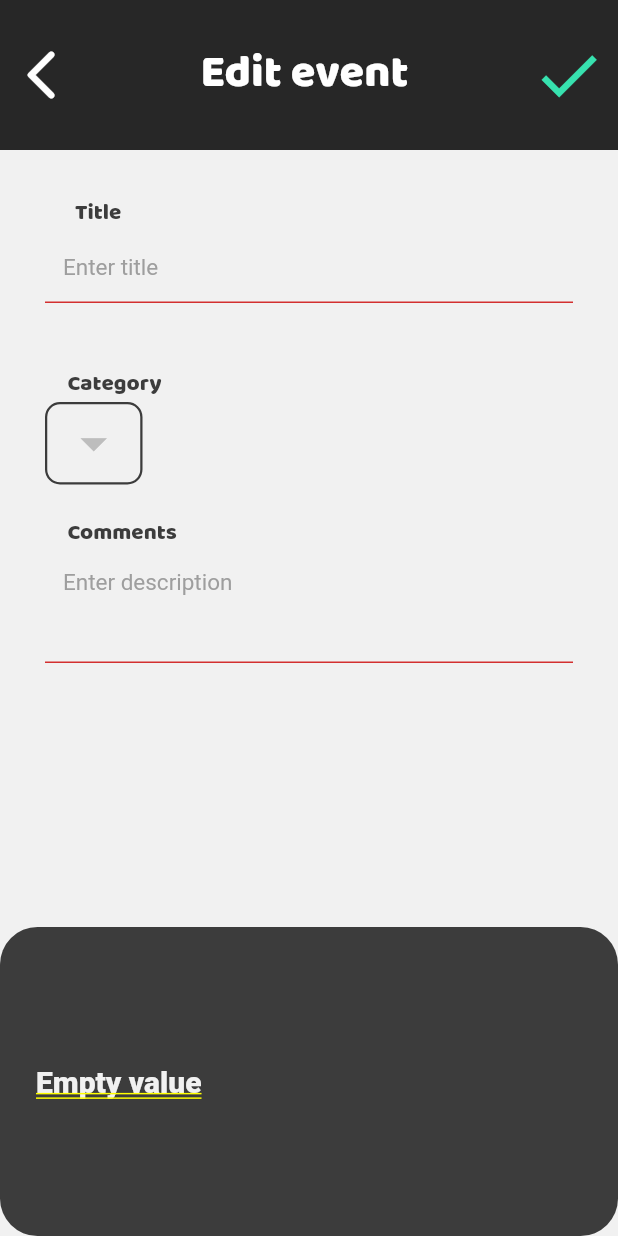
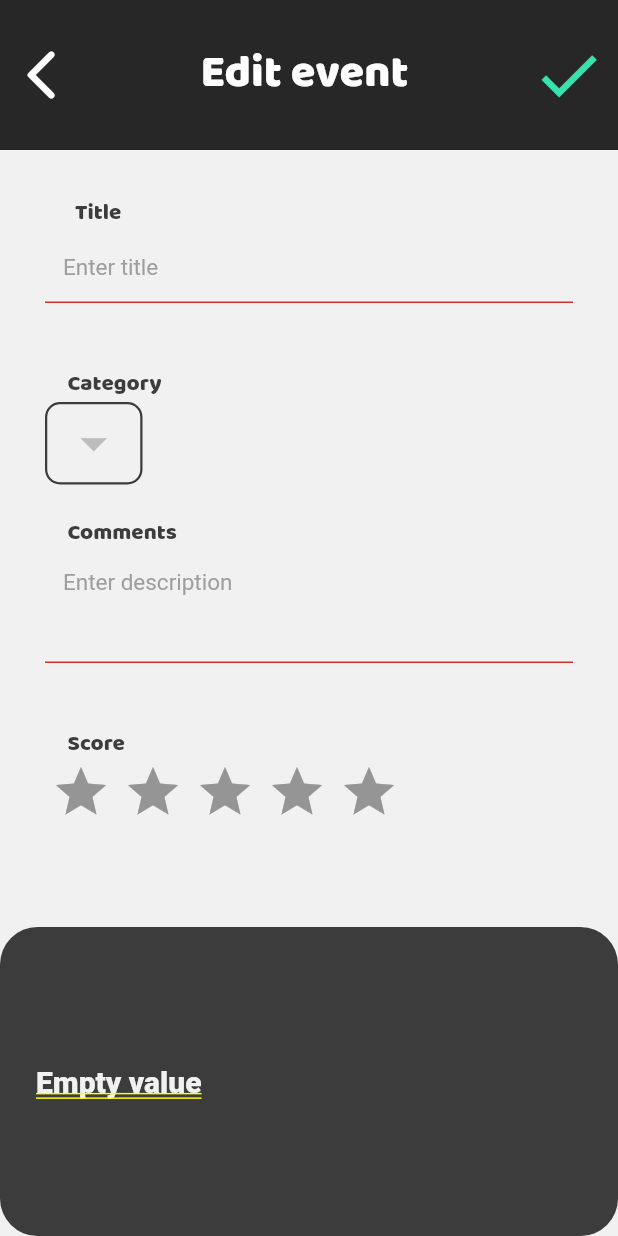
Before and after one commit to constantinfite/calendar_journal, a Flutter app: the EventInput screen opened directly with empty values, after a tap on the "check" icon, on a phone screen of 412 x 824 dp. Run offline on Flutter 3.47's test engine with Material 2 defaults, Android fonts, the phone set to English and light mode, and no system bars; drawn by our look-alikes of flutter_rating_bar; our stand-ins replace flutter_colorpicker, flutter_speed_dial, fluttertoast, modal_bottom_sheet, shared_preferences, sqflite and 1 more; accounts and stored records are empty; Roboto replaces fonts that are missing (BalooBhai2).

Commit message:
add score and padding bottom

```diff
--- a/lib/screens/calendar.dart
+++ b/lib/screens/calendar.dart
@@ -427,6 +427,9 @@ class _StatsScreenState extends State<StatsScreen> {
                     itemBuilder: (context, index) {
                       return cardEvent(_selectedEvents[index]);
                     })),
+            SizedBox(
+              height: 10,
+            )
           ],
         ),
         floatingActionButton: SpeedDial(
@@ -543,6 +546,17 @@ class _StatsScreenState extends State<StatsScreen> {
                     fontSize: 20,
                     fontFamily: 'BalooBhai',
                     color: Theme.of(context).primaryColorLight),
+              ),
+              trailing: Text(
+                event.score.toString(),
+                overflow: TextOverflow.fade,
+                maxLines: 1,
+                softWrap: false,
+                style: TextStyle(
+                  fontSize: 15,
+                  fontFamily: 'BalooBhai2',
+                  color: Theme.of(context).primaryColorLight,
+                ),
               ),
               subtitle: Text(
                 datesecondToMinuteHour(event.datetime),
--- a/lib/screens/input_event_screen.dart
+++ b/lib/screens/input_event_screen.dart
@@ -8,6 +8,7 @@ import 'package:fluttertoast/fluttertoast.dart';
 import 'package:calendar_journal/presentation/icons.dart';
 import 'package:calendar_journal/services/category_service.dart';
 import 'package:calendar_journal/models/category.dart';
+import 'package:flutter_rating_bar/flutter_rating_bar.dart';
 
 class EventInput extends StatefulWidget {
   const EventInput({
@@ -27,7 +28,7 @@ class _EventInputState extends State<EventInput> {
   int id = 0;
   final _eventNameController = TextEditingController();
   final _eventDescription = TextEditingController();
-  int _score = 0;
+  double _score = 0;
   String _category = "One";
   var nowDate = DateTime.now().toUtc();
 
@@ -60,7 +61,7 @@ class _EventInputState extends State<EventInput> {
       id = widget.event.id!;
       _eventNameController.text = widget.event.name!;
       _eventDescription.text = widget.event.description!;
-      _score = widget.event.score!;
+      _score = widget.event.score!.toDouble();
       _category = widget.event.category!;
       //nowDate = DateTime.fromMillisecondsSinceEpoch(time, isUtc: true);widget.event.datetime!;
       print(_category);
@@ -210,7 +211,7 @@ class _EventInputState extends State<EventInput> {
                     _event.description = _eventDescription.text;
                     _event.datetime = nowDate.millisecondsSinceEpoch;
                     _event.category = _category;
-                    _event.score = _score;
+                    _event.score = _score.toInt();
                     await _eventService.saveEvent(_event);
                     _showToast("Event created");
                     Navigator.pop(context);
@@ -229,6 +230,7 @@ class _EventInputState extends State<EventInput> {
                     _event.name = _eventNameController.text;
                     _event.description = _eventDescription.text;
                     _event.datetime = widget.event.datetime;
+                    _event.score = widget.event.score;
                     _event.category = _category;
                     await _eventService.updateEvent(_event);
                     Navigator.pop(context);
@@ -428,8 +430,46 @@ class _EventInputState extends State<EventInput> {
                 ],
               ),
               SizedBox(
-                height: 50,
-              )
+                height: 20,
+              ),
+              Column(
+                crossAxisAlignment: CrossAxisAlignment.start,
+                children: [
+                  Row(
+                    children: [
+                      SizedBox(
+                        width: 15,
+                      ),
+                      Text(
+                        "Score",
+                        style: TextStyle(
+                          color: Theme.of(context).primaryColorLight,
+                          fontSize: 15,
+                          fontFamily: 'BalooBhai',
+                        ),
+                      ),
+                    ],
+                  ),
+                  RatingBar.builder(
+                    initialRating: _score,
+                    minRating: 1,
+                    direction: Axis.horizontal,
+                    allowHalfRating: false,
+                    itemCount: 5,
+                    itemPadding: EdgeInsets.symmetric(horizontal: 4.0),
+                    itemBuilder: (context, _) => Icon(
+                      Icons.star,
+                      color: AppTheme.colors.greenColor,
+                    ),
+                    onRatingUpdate: (rating) {
+                      setState(() {
+                        _score = rating;
+                      });
+                    },
+                  )
+                ],
+              ),
+
               /*DropdownButtonFormField(
                 value: _category,
                 decoration: InputDecoration(
--- a/pubspec.yaml
+++ b/pubspec.yaml
@@ -15,7 +15,7 @@ publish_to: 'none' # Remove this line if you wish to publish to pub.dev
 # In iOS, build-name is used as CFBundleShortVersionString while build-number used as CFBundleVersion.
 # Read more about iOS versioning at
 # https://developer.apple.com/library/archive/documentation/General/Reference/InfoPlistKeyReference/Articles/CoreFoundationKeys.html
-version: 1.0.0+1
+version: 2.0.0+2
 
 environment:
   sdk: ">=2.16.1 <3.0.0"
@@ -41,6 +41,7 @@ dependencies:
   modal_bottom_sheet: ^2.0.1
   provider: ^6.0.2
   shared_preferences: ^2.0.13
+  flutter_rating_bar: ^4.0.0
 
 dev_dependencies:
   flutter_test:
```
Also changed, not shown: pubspec.lock, 1 other file.
